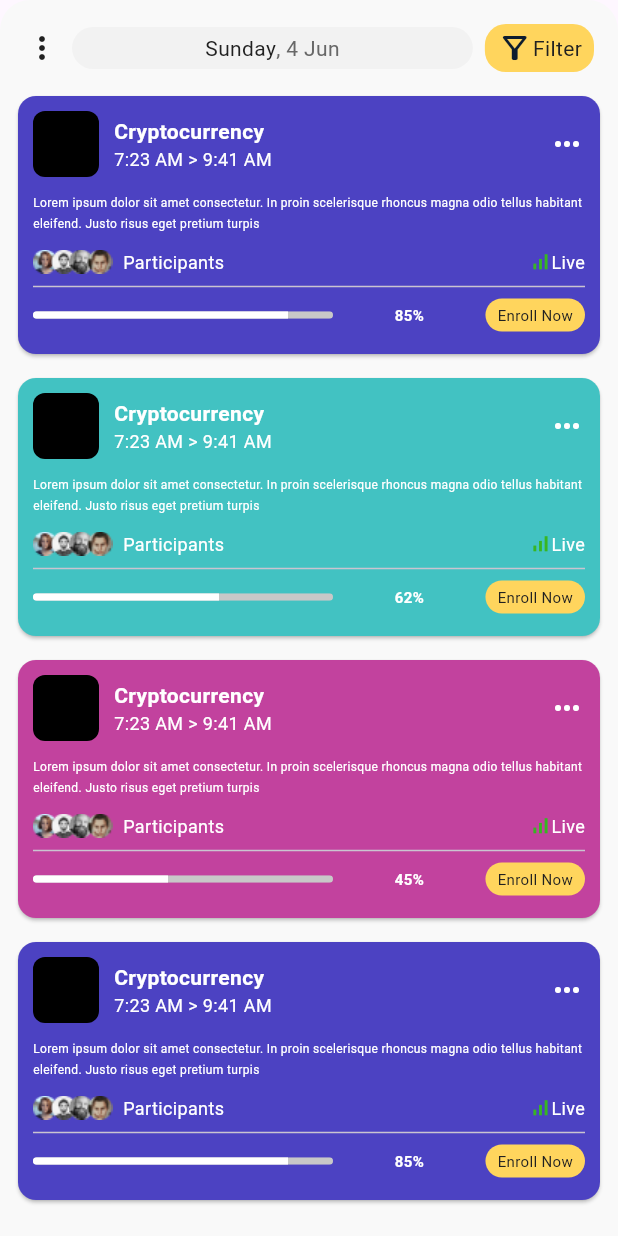
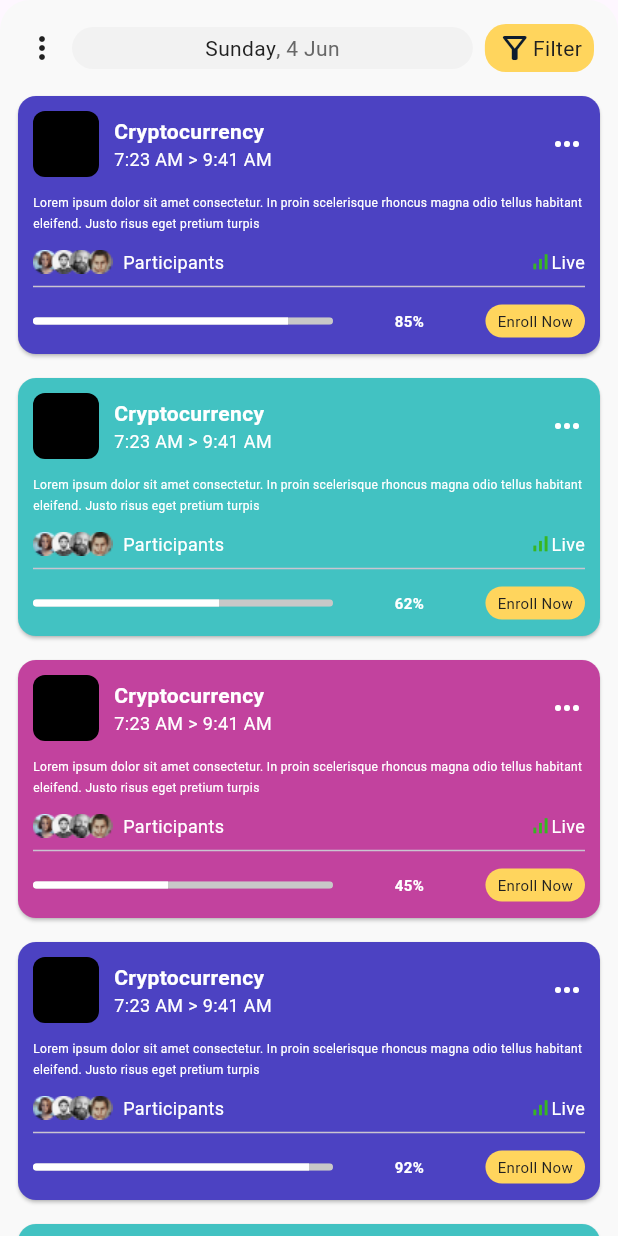
Before and after one commit to Sai-Gruheeth-N/Kraftbase-Assignment, a Flutter app: the TodayTabView widget shown alone on an empty page, opened directly, on a phone screen of 412 x 824 dp. Run offline on Flutter 3.47's test engine with Material 2 defaults, Android fonts, the phone set to English and light mode, and no system bars; our stand-ins replace google_fonts, step_progress_indicator.

Commit message:
Add padding to bottom linear progress indicator in card

```diff
--- a/lib/screens/events/today_tab_view.dart
+++ b/lib/screens/events/today_tab_view.dart
@@ -16,7 +16,7 @@ class TodayTabView extends StatelessWidget {
       Color(0xFF4C42C2),
       Color(0xFF42C2C2),
     ];
-    List<int> enrollCount = [85, 62, 45, 85, 62];
+    List<int> enrollCount = [85, 62, 45, 92, 100];
     return Stack(
       children: [
         Container(
@@ -106,7 +106,7 @@ class TodayTabView extends StatelessWidget {
         Padding(
           padding: const EdgeInsets.only(top: 60.0, left: 8, right: 8),
           child: ListView.builder(
-            itemCount: 4,
+            itemCount: 5,
             itemBuilder: (context, index) {
               return Container(
                 margin: const EdgeInsets.only(bottom: 8),
@@ -252,7 +252,9 @@ class EventCard extends StatelessWidget {
             ],
           ),
           const Divider(),
-          Row(
+          Padding(
+            padding: const EdgeInsets.only(top: 4.0),
+            child: Row(
               mainAxisAlignment: MainAxisAlignment.spaceBetween,
               children: [
                 SizedBox(
@@ -284,9 +286,7 @@ class EventCard extends StatelessWidget {
                       vertical: 4.0,
                       horizontal: 8.0,
                     ),
-                  child: Row(
-                    children: [
-                      Text(
+                    child: Text(
                       'Enroll Now',
                       style: GoogleFonts.readexPro(
                         color: const Color(0xFF212121),
@@ -294,11 +294,10 @@ class EventCard extends StatelessWidget {
                         fontSize: 10.0,
                       ),
                     ),
-                    ],
-                  ),
                   ),
                 ),
               ],
+            ),
           )
         ],
       ),
```
Lines whose indentation alone changed are shown as unchanged.
